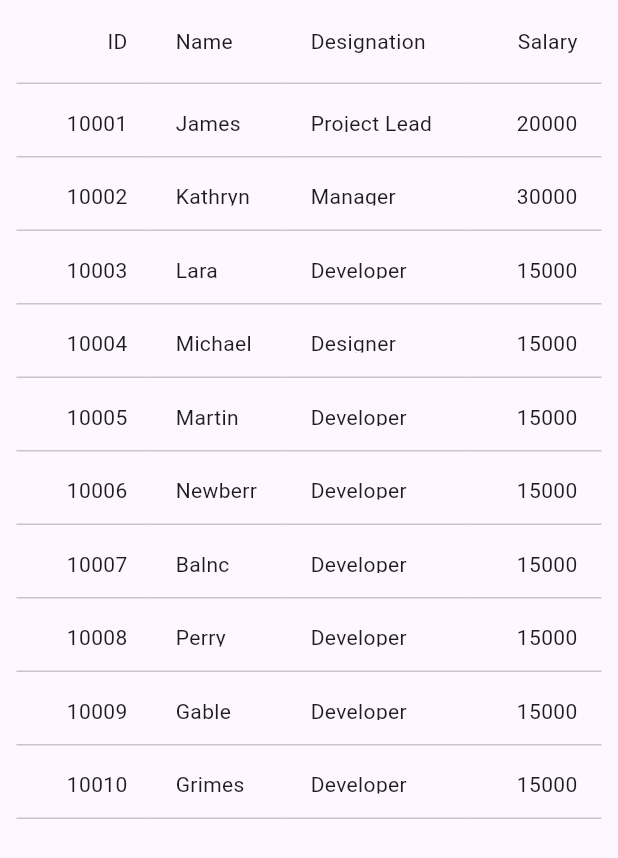
After one commit to Edu-Sam/chartApplication, a Flutter app: the DataTableView screen opened by its route, on a phone screen of 412 x 824 dp. The commit adds this screen. Shown: the top 858 px of the screen. Run offline on Flutter 3.47's test engine with Material 3 defaults, Android fonts, the phone set to English and light mode, and no system bars; drawn by our look-alikes of syncfusion_flutter_datagrid; our stand-ins replace stacked, stacked_services, stacked_shared.

Commit message:
add new view

```diff
--- a/lib/app/app.dart
+++ b/lib/app/app.dart
@@ -4,13 +4,15 @@
 import 'package:my_chart_app/ui/views/startup/startup_view.dart';
 import 'package:stacked/stacked_annotations.dart';
 import 'package:stacked_services/stacked_services.dart';
+import 'package:my_chart_app/ui/views/data_table/data_table_view.dart';
 // @stacked-import
 
 @StackedApp(
   routes: [
     MaterialRoute(page: HomeView),
     MaterialRoute(page: StartupView),
-    // @stacked-route
+    MaterialRoute(page: DataTableView),
+// @stacked-route
   ],
   dependencies: [
     LazySingleton(classType: BottomSheetService),
--- /dev/null
+++ b/lib/models/data_model.dart
@@ -0,0 +1,7 @@
+class Employee {
+  Employee(this.id, this.name, this.designation, this.salary);
+  final int id;
+  final String name;
+  final String designation;
+  final int salary;
+}
--- /dev/null
+++ b/lib/ui/views/data_table/data_table_view.dart
@@ -0,0 +1,90 @@
+import 'package:flutter/material.dart';
+import 'package:stacked/stacked.dart';
+import 'package:syncfusion_flutter_datagrid/datagrid.dart';
+
+import 'data_table_viewmodel.dart';
+
+// class DataTableView extends StackedView<DataTableViewModel> {
+//   const DataTableView({Key? key}) : super(key: key);
+
+//   @override
+//   Widget builder(
+//     BuildContext context,
+//     DataTableViewModel viewModel,
+//     Widget? child,
+//   ) {
+//     return Scaffold(
+//       backgroundColor: Theme.of(context).colorScheme.background,
+//       body: Container(
+//         padding: const EdgeInsets.only(left: 25.0, right: 25.0),
+//       ),
+//     );
+//   }
+
+//   @override
+//   DataTableViewModel viewModelBuilder(
+//     BuildContext context,
+//   ) =>
+//       DataTableViewModel();
+// }
+
+class DataTableView extends StatelessWidget {
+  const DataTableView({super.key});
+
+  @override
+  Widget build(BuildContext context) {
+    return ViewModelBuilder.reactive(
+        viewModelBuilder: () => DataTableViewModel(),
+        onViewModelReady: (viewModel) {
+          viewModel.initEmployees();
+        },
+        builder: (context, model, child) {
+          return Scaffold(
+            body: Center(
+              child: Expanded(
+                child: SfDataGrid(
+                  source: model.employeeDataSource,
+                  columns: [
+                    GridColumn(
+                      columnName: 'id',
+                      label: Container(
+                        padding: const EdgeInsets.all(16.0),
+                        alignment: Alignment.centerRight,
+                        child: const Text(
+                          'ID',
+                        ),
+                      ),
+                    ),
+                    GridColumn(
+                      columnName: 'name',
+                      label: Container(
+                        padding: const EdgeInsets.all(16.0),
+                        alignment: Alignment.centerLeft,
+                        child: const Text('Name'),
+                      ),
+                    ),
+                    GridColumn(
+                      columnName: 'designation',
+                      width: 120,
+                      label: Container(
+                        padding: const EdgeInsets.all(16.0),
+                        alignment: Alignment.centerLeft,
+                        child: const Text('Designation'),
+                      ),
+                    ),
+                    GridColumn(
+                      columnName: 'salary',
+                      label: Container(
+                        padding: const EdgeInsets.all(16.0),
+                        alignment: Alignment.centerRight,
+                        child: const Text('Salary'),
+                      ),
+                    ),
+                  ],
+                ),
+              ),
+            ),
+          );
+        });
+  }
+}
--- /dev/null
+++ b/lib/ui/views/data_table/data_table_viewmodel.dart
@@ -0,0 +1,66 @@
+import 'package:flutter/widgets.dart';
+import 'package:my_chart_app/models/data_model.dart';
+import 'package:stacked/stacked.dart';
+import 'package:syncfusion_flutter_datagrid/datagrid.dart';
+
+class DataTableViewModel extends BaseViewModel {
+  List<Employee> employees = <Employee>[];
+
+  late EmployeeDataSource _employeeDataSource;
+  EmployeeDataSource get employeeDataSource => _employeeDataSource;
+
+  void initEmployees() {
+    employees = getEmployees();
+    _employeeDataSource = EmployeeDataSource(employees: employees);
+    notifyListeners();
+  }
+
+  List<Employee> getEmployees() {
+    return [
+      Employee(10001, 'James', 'Project Lead', 20000),
+      Employee(10002, 'Kathryn', 'Manager', 30000),
+      Employee(10003, 'Lara', 'Developer', 15000),
+      Employee(10004, 'Michael', 'Designer', 15000),
+      Employee(10005, 'Martin', 'Developer', 15000),
+      Employee(10006, 'Newberry', 'Developer', 15000),
+      Employee(10007, 'Balnc', 'Developer', 15000),
+      Employee(10008, 'Perry', 'Developer', 15000),
+      Employee(10009, 'Gable', 'Developer', 15000),
+      Employee(10010, 'Grimes', 'Developer', 15000)
+    ];
+  }
+}
+
+class EmployeeDataSource extends DataGridSource {
+  EmployeeDataSource({required List<Employee> employees}) {
+    _employees = employees
+        .map<DataGridRow>((e) => DataGridRow(cells: [
+              DataGridCell<int>(columnName: 'id', value: e.id),
+              DataGridCell<String>(columnName: 'name', value: e.name),
+              DataGridCell<String>(
+                  columnName: 'designation', value: e.designation),
+              DataGridCell<int>(columnName: 'salary', value: e.salary),
+            ]))
+        .toList();
+  }
+
+  List<DataGridRow> _employees = [];
+
+  @override
+  List<DataGridRow> get rows => _employees;
+
+  @override
+  DataGridRowAdapter? buildRow(DataGridRow row) {
+    return DataGridRowAdapter(
+        cells: row.getCells().map<Widget>((dataGridCell) {
+      return Container(
+        alignment: (dataGridCell.columnName == 'id' ||
+                dataGridCell.columnName == 'salary')
+            ? Alignment.centerRight
+            : Alignment.centerLeft,
+        padding: EdgeInsets.all(16.0),
+        child: Text(dataGridCell.value.toString()),
+      );
+    }).toList());
+  }
+}
```
Also changed, not shown: lib/app/app.router.dart (+47 -5 lines), 1 other file.
